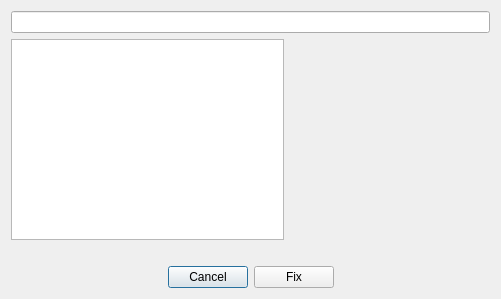
This is qsstv/qsstv/drmrx/fixform.ui in rafael2k/fonias_digital as Qt 5 draws it before an edit. The edited form follows.
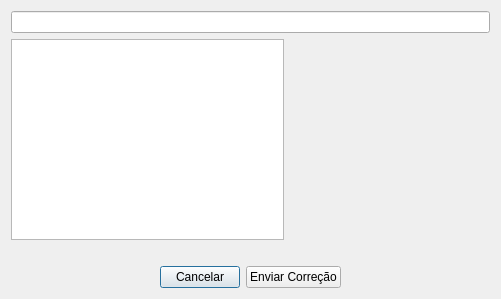
This is the edited form. Custom widgets are drawn as their Qt base class.

Commit message: More translations and reverted collored buttons for now.

The edit to the form file:
```diff
--- a/qsstv/qsstv/drmrx/fixform.ui
+++ b/qsstv/qsstv/drmrx/fixform.ui
@@ -65,14 +65,14 @@
      <item>
       <widget class="QPushButton" name="cancelPushButton">
        <property name="text">
-        <string>Cancel</string>
+        <string>Cancelar</string>
        </property>
       </widget>
      </item>
      <item>
       <widget class="QPushButton" name="fixPushButton">
        <property name="text">
-        <string>Fix</string>
+        <string>Enviar Correção</string>
        </property>
       </widget>
      </item>
```
The commit also changes 5 other files.
